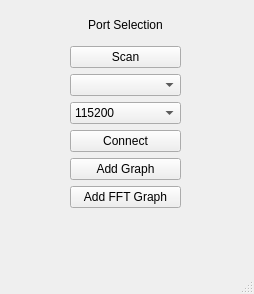
eraydurak35/SerialPlotter, file mainwindow.ui: the form before one commit.
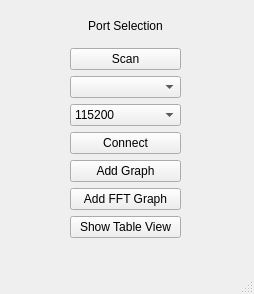
The form after the commit.

What changed in the file:
```diff
--- a/mainwindow.ui
+++ b/mainwindow.ui
@@ -20,7 +20,7 @@
       <x>70</x>
       <y>10</y>
       <width>111</width>
-      <height>198</height>
+      <height>228</height>
      </rect>
     </property>
     <layout class="QVBoxLayout" name="verticalLayout">
@@ -79,6 +79,13 @@
        </property>
       </widget>
      </item>
+     <item>
+      <widget class="QPushButton" name="showTableView">
+       <property name="text">
+        <string>Show Table View</string>
+       </property>
+      </widget>
+     </item>
     </layout>
    </widget>
   </widget>
```
